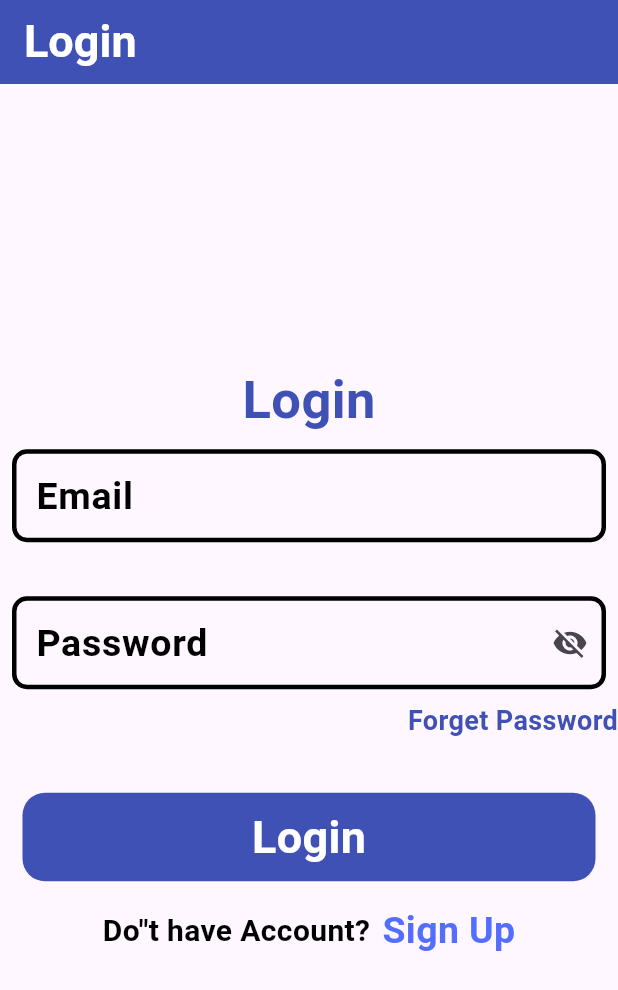
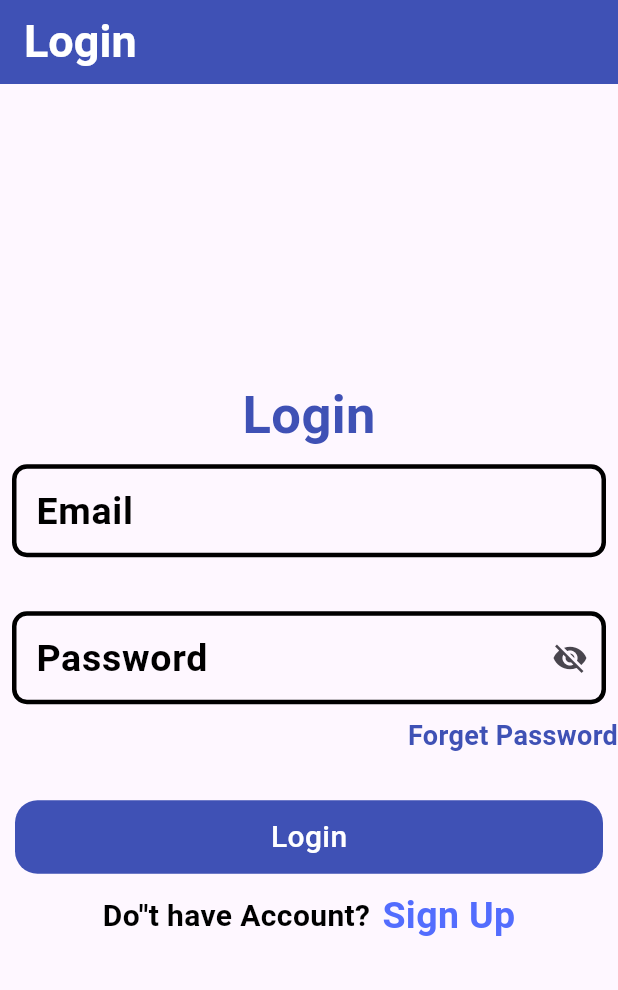
Before and after one commit to mostakim19-m/Char_app, a Flutter app: the screen it shows after launch, on a phone screen of 412 x 824 dp. Shown: the top 990 px of the screen. Run offline on Flutter 3.47's test engine with Material 3 defaults, Android fonts, the phone set to English and light mode, and no system bars; our stand-ins replace cloud_firestore, firebase_auth, firebase_core, fluttertoast, get; accounts and stored records are empty.

Commit message:
first commit

```diff
--- a/lib/firebase_auth/custom_button.dart
+++ b/lib/firebase_auth/custom_button.dart
@@ -8,19 +8,19 @@ class CustomButton extends StatelessWidget {
   @override
   Widget build(BuildContext context) {
     return Padding(
-      padding: const EdgeInsets.all(15),
+      padding: const EdgeInsets.all(10),
       child: InkWell(
         onTap: onTap,
         child: Container(
-          padding: EdgeInsets.symmetric(vertical: 8),
+          padding: EdgeInsets.symmetric(vertical:10),
           decoration: BoxDecoration(
             color: Colors.indigo,
             borderRadius: BorderRadius.circular(15),
           ),
           child: Center(child: Text(title,style: TextStyle(
             color: Colors.white,
-            fontSize: 30,
-            fontWeight: FontWeight.bold
+            fontSize: 20,
+            fontWeight: FontWeight.w500
           ),),),
         ),
       ),
```
Also changed, not shown: lib/firebase_auth/firebase_auth_services.dart (+18 -4 lines), lib/login_page.dart (+22 -1 lines), lib/sign_screen.dart (+24 -0 lines).
